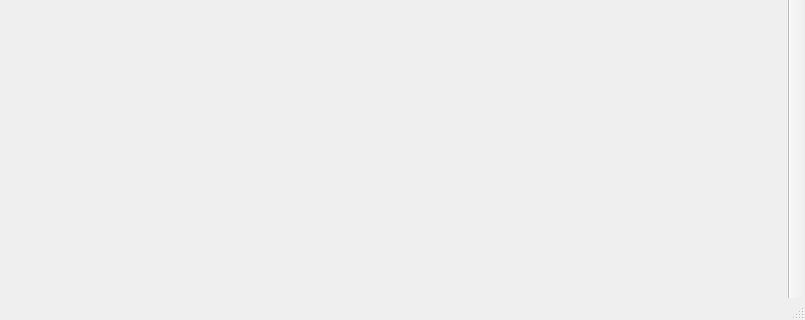
Qt form mainwindow.ui (NN0X/Qtify) before a commit; both pictures show x 0 to 805 and y 276 to 596 of the 805 by 596 pixel window.
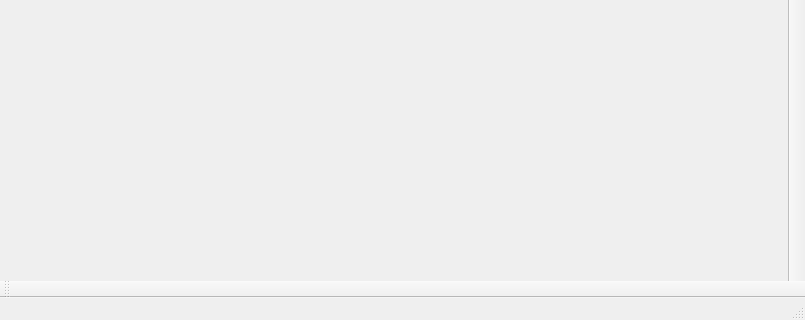
The same form after that commit.

```diff
--- a/mainwindow.ui
+++ b/mainwindow.ui
@@ -48,6 +48,17 @@
     <bool>false</bool>
    </attribute>
   </widget>
+  <widget class="QToolBar" name="PlayerToolBar">
+   <property name="windowTitle">
+    <string>toolBar_2</string>
+   </property>
+   <attribute name="toolBarArea">
+    <enum>BottomToolBarArea</enum>
+   </attribute>
+   <attribute name="toolBarBreak">
+    <bool>false</bool>
+   </attribute>
+  </widget>
  </widget>
  <resources/>
  <connections/>
```
